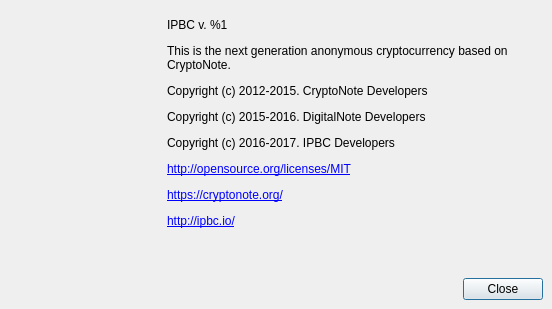
Before: the Qt Designer form src/gui/ui/aboutdialog.ui in ipbc-dev/bittube-wallet-old, drawn with Qt 5.
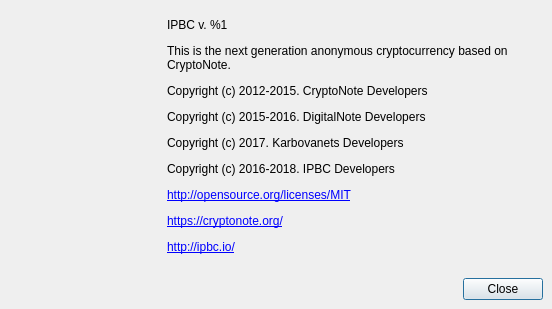
After: the same form once the commit is applied. Icons and pictures are not drawn.

The edit to the form file:
```diff
--- a/src/gui/ui/aboutdialog.ui
+++ b/src/gui/ui/aboutdialog.ui
@@ -101,7 +101,7 @@
          </size>
         </property>
         <property name="text">
-         <string>&lt;html&gt;&lt;head/&gt;&lt;body&gt;&lt;p&gt;IPBC v. %1&lt;/p&gt;&lt;p&gt;This is the next generation anonymous cryptocurrency based on CryptoNote.&lt;/p&gt;&lt;p&gt;Copyright (c) 2012-2015. CryptoNote Developers&lt;/p&gt;&lt;p&gt;Copyright (c) 2015-2016. DigitalNote Developers&lt;/p&gt;&lt;p&gt;Copyright (c) 2016-2017. IPBC Developers&lt;/p&gt;&lt;p&gt;&lt;a href=&quot;http://opensource.org/licenses/MIT&quot;&gt;&lt;span style=&quot; text-decoration: underline; color:#0000ff;&quot;&gt;http://opensource.org/licenses/MIT&lt;/span&gt;&lt;/a&gt;&lt;/p&gt;&lt;p&gt;&lt;a href=&quot;https://cryptonote.org/&quot;&gt;&lt;span style=&quot; text-decoration: underline; color:#0000ff;&quot;&gt;https://cryptonote.org/&lt;/span&gt;&lt;/a&gt;&lt;/p&gt;&lt;p&gt;&lt;a href=&quot;http://ipbc.io/&quot;&gt;&lt;span style=&quot; text-decoration: underline; color:#0000ff;&quot;&gt;http://ipbc.io/&lt;/span&gt;&lt;/a&gt;&lt;/p&gt;&lt;/body&gt;&lt;/html&gt;</string>
+         <string>&lt;html&gt;&lt;head/&gt;&lt;body&gt;&lt;p&gt;IPBC v. %1&lt;/p&gt;&lt;p&gt;This is the next generation anonymous cryptocurrency based on CryptoNote.&lt;/p&gt;&lt;p&gt;Copyright (c) 2012-2015. CryptoNote Developers&lt;/p&gt;&lt;p&gt;Copyright (c) 2015-2016. DigitalNote Developers&lt;/p&gt;&lt;p&gt;Copyright (c) 2017. Karbovanets Developers&lt;/p&gt;&lt;p&gt;Copyright (c) 2016-2018. IPBC Developers&lt;/p&gt;&lt;p&gt;&lt;a href=&quot;http://opensource.org/licenses/MIT&quot;&gt;&lt;span style=&quot; text-decoration: underline; color:#0000ff;&quot;&gt;http://opensource.org/licenses/MIT&lt;/span&gt;&lt;/a&gt;&lt;/p&gt;&lt;p&gt;&lt;a href=&quot;https://cryptonote.org/&quot;&gt;&lt;span style=&quot; text-decoration: underline; color:#0000ff;&quot;&gt;https://cryptonote.org/&lt;/span&gt;&lt;/a&gt;&lt;/p&gt;&lt;p&gt;&lt;a href=&quot;http://ipbc.io/&quot;&gt;&lt;span style=&quot; text-decoration: underline; color:#0000ff;&quot;&gt;http://ipbc.io/&lt;/span&gt;&lt;/a&gt;&lt;/p&gt;&lt;/body&gt;&lt;/html&gt;</string>
         </property>
         <property name="textFormat">
          <enum>Qt::RichText</enum>
```
